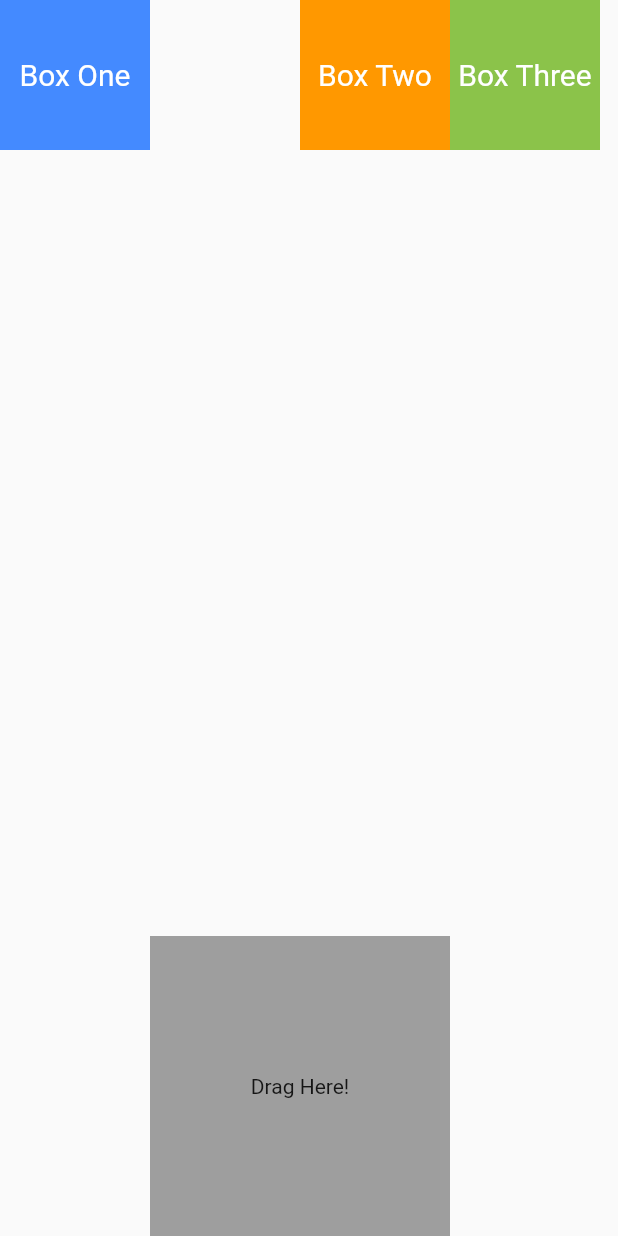
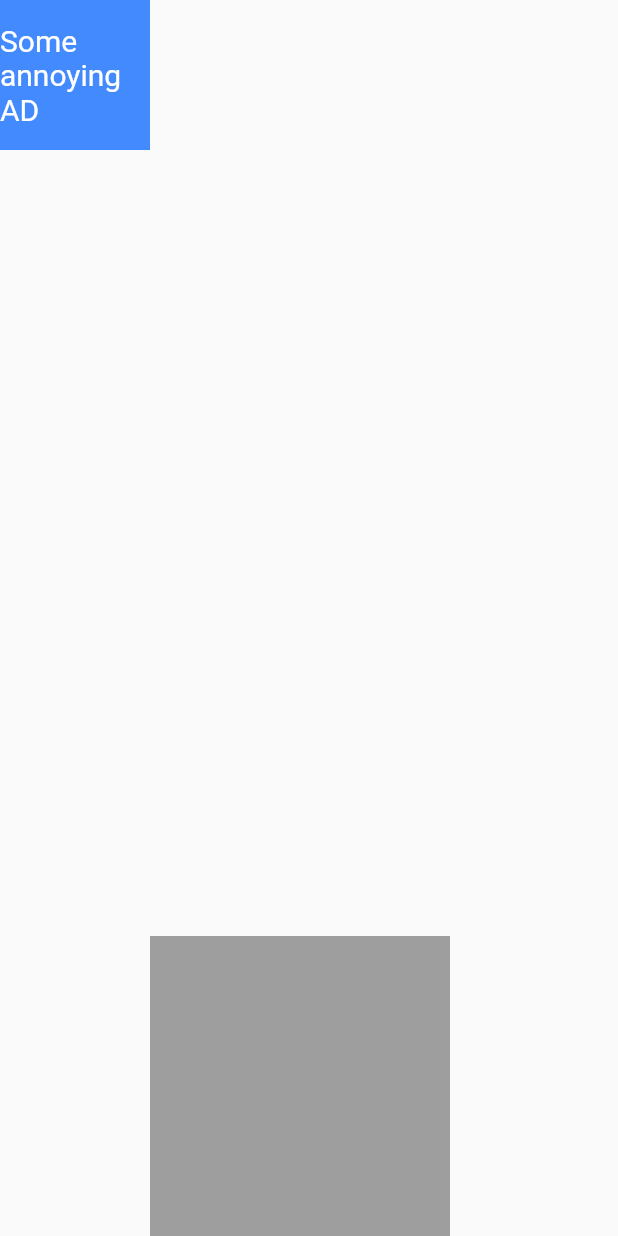
Before and after one commit to s0m3chill/FlutterWeather, a Flutter app: the WeatherDetails widget shown alone on an empty page, opened directly, on a phone screen of 412 x 824 dp. Run offline on Flutter 3.47's test engine with Material 2 defaults, Android fonts, the phone set to English and light mode, and no system bars; our stand-ins replace device_info, location.

Commit message:
Add DragBox element to details screen

```diff
--- a/lib/weather_details.dart
+++ b/lib/weather_details.dart
@@ -10,6 +10,8 @@ class WeatherDetails extends StatefulWidget {
 class AppState extends State<WeatherDetails> {
   Color caughtColor = Colors.grey;
 
+  DragBox drag = DragBox(Offset(0.0, 0.0), 'Some annoying AD', Colors.blueAccent);
+
   @override
   Widget build(BuildContext context) {
   // Presentation: Scaffold distorts position
@@ -18,15 +20,13 @@ class AppState extends State<WeatherDetails> {
 //      body:
       return Stack(
         children: <Widget>[
-          DragBox(Offset(0.0, 0.0), 'Box One', Colors.blueAccent),
-          DragBox(Offset(200.0, 0.0), 'Box Two', Colors.orange),
-          DragBox(Offset(300.0, 0.0), 'Box Three', Colors.lightGreen),
+          drag,
           Positioned(
             left: 100.0,
             bottom: 0.0,
             child: DragTarget(
-              onAccept: (Color color) {
-                caughtColor = color;
+              onAccept: (Color col) {
+
               },
               builder: (
                   BuildContext context,
@@ -39,9 +39,6 @@ class AppState extends State<WeatherDetails> {
                   decoration: BoxDecoration(
                     color: accepted.isEmpty ? caughtColor : Colors.grey.shade200,
                   ),
-                  child: Center(
-                    child: Text("Drag Here!"),
-                  ),
                 );
               },
             ),
```
Also changed, not shown: 1 other file.
